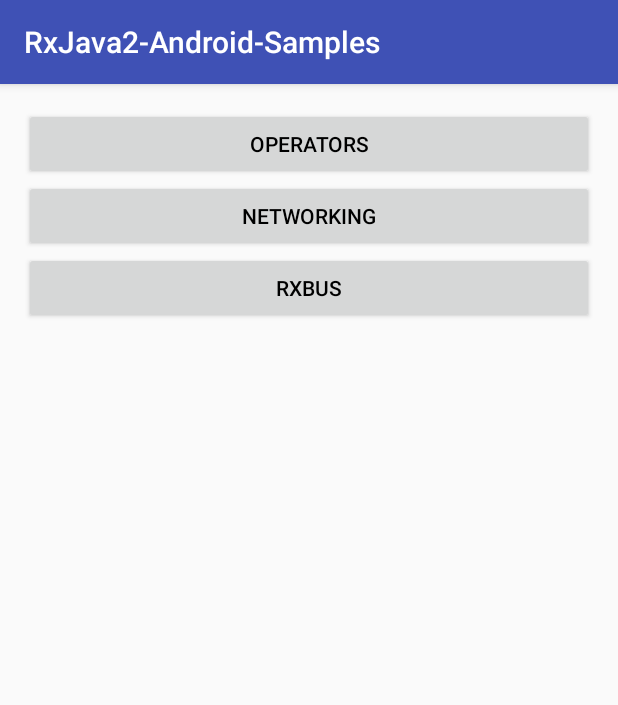
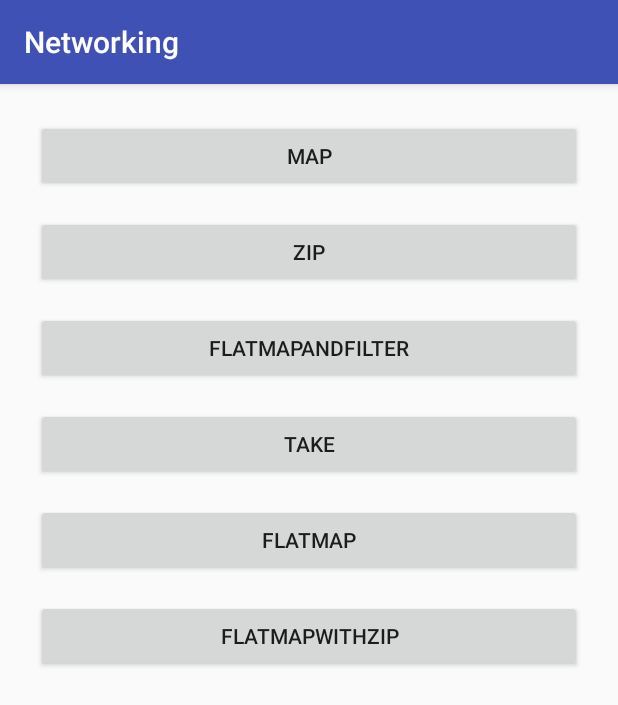
Before and after one commit to cxMax/RxJava2-android-sample, an Android app: the screen it shows after launch (MainActivity before the commit, NetworkingActivity after it), after a tap on "NETWORKING", on a phone screen of 412 x 824 dp. Shown: the top 705 px of the screen. Run offline under Robolectric (Android 15) with nearby library versions, the phone set to English and light mode, and no system bars; our stand-ins replace RxJava; libraries missing offline, so code that uses them is left out: com.rx2androidnetworking.

Commit message:
增加网络访问请求的练习demo

```diff
--- a/app/src/main/AndroidManifest.xml
+++ b/app/src/main/AndroidManifest.xml
@@ -105,6 +105,9 @@
         <activity
             android:name=".ui.operators.ZipExampleActivity"
             android:label="@string/zip" />
+        <activity
+            android:name=".ui.networking.NetworkingActivity"
+            android:label="@string/networking" />
     </application>
 
 </manifest>
--- a/app/src/main/java/com/cxmax/rxjava2_android_sample/ui/MainActivity.java
+++ b/app/src/main/java/com/cxmax/rxjava2_android_sample/ui/MainActivity.java
@@ -6,6 +6,7 @@ import android.os.Bundle;
 import android.view.View;
 
 import com.cxmax.rxjava2_android_sample.R;
+import com.cxmax.rxjava2_android_sample.ui.networking.NetworkingActivity;
 
 public class MainActivity extends AppCompatActivity {
 
@@ -18,4 +19,9 @@ public class MainActivity extends AppCompatActivity {
     public void startOperatorsActivity(View view) {
         startActivity(new Intent(MainActivity.this, OperatorsActivity.class));
     }
+
+
+    public void startNetworkingActivity(View view) {
+        startActivity(new Intent(MainActivity.this, NetworkingActivity.class));
+    }
 }
--- /dev/null
+++ b/app/src/main/java/com/cxmax/rxjava2_android_sample/ui/networking/NetworkingActivity.java
@@ -0,0 +1,331 @@
+package com.cxmax.rxjava2_android_sample.ui.networking;
+
+import android.os.Bundle;
+import android.support.v7.app.AppCompatActivity;
+import android.util.Log;
+import android.util.Pair;
+import android.view.View;
+
+import com.cxmax.rxjava2_android_sample.R;
+import com.cxmax.rxjava2_android_sample.bean.ApiUser;
+import com.cxmax.rxjava2_android_sample.bean.User;
+import com.cxmax.rxjava2_android_sample.bean.UserDetail;
+import com.cxmax.rxjava2_android_sample.utils.Utils;
+import com.rx2androidnetworking.Rx2AndroidNetworking;
+
+import java.util.ArrayList;
+import java.util.List;
+
+import io.reactivex.Observable;
+import io.reactivex.ObservableSource;
+import io.reactivex.Observer;
+import io.reactivex.Scheduler;
+import io.reactivex.android.schedulers.AndroidSchedulers;
+import io.reactivex.disposables.Disposable;
+import io.reactivex.functions.BiFunction;
+import io.reactivex.functions.Function;
+import io.reactivex.functions.Predicate;
+import io.reactivex.schedulers.Schedulers;
+
+/**
+ * Created by cxmax on 2017/2/21.
+ */
+
+public class NetworkingActivity extends AppCompatActivity {
+
+    public static final String TAG = NetworkingActivity.class.getSimpleName();
+
+    @Override
+    protected void onCreate(Bundle savedInstanceState) {
+        super.onCreate(savedInstanceState);
+        setContentView(R.layout.activity_networking);
+    }
+
+    public void map(View view) {
+        Rx2AndroidNetworking
+                .get("https://fierce-cove-29863.herokuapp.com/getAnUser/{userId}")
+                .addPathParameter("userId", "1")
+                .build()
+                .getObjectObservable(ApiUser.class)
+                .subscribeOn(Schedulers.io())
+                .observeOn(AndroidSchedulers.mainThread())
+                .map(new Function<ApiUser, User>() {
+                    @Override
+                    public User apply(ApiUser apiUser) throws Exception {
+                        User user = new User(apiUser);
+                        return user;
+                    }
+                })
+                .subscribe(new Observer<User>() {
+                    @Override
+                    public void onSubscribe(Disposable d) {
+
+                    }
+
+                    @Override
+                    public void onNext(User user) {
+
+                    }
+
+                    @Override
+                    public void onError(Throwable e) {
+
+                    }
+
+                    @Override
+                    public void onComplete() {
+
+                    }
+                });
+    }
+
+    public void zip(View view) {
+        Observable.zip(getCricketFansObservable(), getFootballFansObservable(),
+                new BiFunction<List<User>, List<User>, List<User>>() {
+                    @Override
+                    public List<User> apply(List<User> cricketFans, List<User> footballFans) throws Exception {
+                        List<User> userWhoLovesBoth =
+                                filterUserWhoLovesBoth(cricketFans, footballFans);
+                        return userWhoLovesBoth;
+                    }
+                })
+                .subscribeOn(Schedulers.newThread())
+                .observeOn(AndroidSchedulers.mainThread())
+                .subscribe(new Observer<List<User>>() {
+                    @Override
+                    public void onSubscribe(Disposable d) {
+
+                    }
+
+                    @Override
+                    public void onNext(List<User> users) {
+                        // do anything with user who loves both
+                        Log.d(TAG, "userList size : " + users.size());
+                        for (User user : users) {
+                            Log.d(TAG, "user : " + user.toString());
+                        }
+                    }
+
+                    @Override
+                    public void onError(Throwable e) {
+                        Utils.logError(TAG, e);
+                    }
+
+                    @Override
+                    public void onComplete() {
+                        Log.d(TAG, "onComplete");
+                    }
+                });
+    }
+
+    private Observable<List<User>> getCricketFansObservable() {
+        return Rx2AndroidNetworking.get("https://fierce-cove-29863.herokuapp.com/getAllCricketFans")
+                .build()
+                .getObjectListObservable(User.class);
+    }
+
+    private Observable<List<User>> getFootballFansObservable() {
+        return Rx2AndroidNetworking.get("https://fierce-cove-29863.herokuapp.com/getAllFootballFans")
+                .build()
+                .getObjectListObservable(User.class);
+    }
+
+    private List<User> filterUserWhoLovesBoth(List<User> cricketFans, List<User> footballFans) {
+        List<User> userWhoLovesBoth = new ArrayList<>();
+        for (User cricketFan : cricketFans) {
+            for (User footballFan : footballFans) {
+                if (cricketFan.id == footballFan.id) {
+                    userWhoLovesBoth.add(cricketFan);
+                }
+            }
+        }
+        return userWhoLovesBoth;
+    }
+
+    public void flatMapAndFilter(View view) {
+        Rx2AndroidNetworking
+                .get("https://fierce-cove-29863.herokuapp.com/getAllFriends/{userId}")
+                .addPathParameter("userId", "1")
+                .build()
+                .getObjectListObservable(User.class)
+                .flatMap(new Function<List<User>, ObservableSource<User>>() {
+                    @Override
+                    public ObservableSource<User> apply(List<User> users) throws Exception {
+                        return Observable.fromIterable(users);
+                    }
+                })
+                .filter(new Predicate<User>() {
+                    @Override
+                    public boolean test(User user) throws Exception {
+                        return user.isFollowing;
+                    }
+                })
+                .subscribeOn(Schedulers.io())
+                .observeOn(AndroidSchedulers.mainThread())
+                .subscribe(new Observer<User>() {
+                    @Override
+                    public void onSubscribe(Disposable d) {
+
+                    }
+
+                    @Override
+                    public void onNext(User user) {
+                        Log.d(TAG, "user : " + user.toString());
+                    }
+
+                    @Override
+                    public void onError(Throwable e) {
+                        Utils.logError(TAG, e);
+                    }
+
+                    @Override
+                    public void onComplete() {
+                        Log.d(TAG, "onComplete");
+                    }
+                });
+    }
+
+    public void take(View view) {
+        Rx2AndroidNetworking.get("https://fierce-cove-29863.herokuapp.com/getAllUsers/{pageNumber}")
+                .addPathParameter("pageNumber", "0")
+                .addQueryParameter("limit", "10")
+                .build()
+                .getObjectListObservable(User.class)
+                .flatMap(new Function<List<User>, ObservableSource<User>>() { // flatMap - to return users one by one
+                    @Override
+                    public ObservableSource<User> apply(List<User> usersList) throws Exception {
+                        return Observable.fromIterable(usersList); // returning user one by one from usersList.
+                    }
+                })
+                .take(4)
+                .subscribeOn(Schedulers.newThread())
+                .observeOn(AndroidSchedulers.mainThread())
+                .subscribe(new Observer<User>() {
+                    @Override
+                    public void onSubscribe(Disposable d) {
+
+                    }
+
+                    @Override
+                    public void onNext(User user) {
+                        // // only four user comes here one by one
+                        Log.d(TAG, "user : " + user.toString());
+                    }
+
+                    @Override
+                    public void onError(Throwable e) {
+                        Utils.logError(TAG, e);
+                    }
+
+                    @Override
+                    public void onComplete() {
+                        Log.d(TAG, "onComplete");
+                    }
+                });
+    }
+
+    public void flatMap(View view) {
+        Rx2AndroidNetworking.get("https://fierce-cove-29863.herokuapp.com/getAllUsers/{pageNumber}")
+                .addPathParameter("pageNumber", "0")
+                .addQueryParameter("limit", "10")
+                .build()
+                .getObjectListObservable(User.class)
+                .flatMap(new Function<List<User>, ObservableSource<User>>() { // flatMap - to return users one by one
+                    @Override
+                    public ObservableSource<User> apply(List<User> usersList) throws Exception {
+                        return Observable.fromIterable(usersList); // returning user one by one from usersList.
+                    }
+                })
+                .flatMap(new Function<User, ObservableSource<UserDetail>>() {
+                    @Override
+                    public ObservableSource<UserDetail> apply(User user) throws Exception {
+                        return Rx2AndroidNetworking.get("https://fierce-cove-29863.herokuapp.com/getAnUserDetail/{userId}")
+                                .addPathParameter("userId", String.valueOf(user.id))
+                                .build()
+                                .getObjectObservable(UserDetail.class);
+                    }
+                })
+                .subscribeOn(Schedulers.newThread())
+                .observeOn(AndroidSchedulers.mainThread())
+                .subscribe(new Observer<UserDetail>() {
+                    @Override
+                    public void onSubscribe(Disposable d) {
+
+                    }
+
+                    @Override
+                    public void onError(Throwable e) {
+                        Utils.logError(TAG, e);
+                    }
+
+                    @Override
+                    public void onNext(UserDetail userDetail) {
+                        // do anything with userDetail
+                        Log.d(TAG, "userDetail : " + userDetail.toString());
+                    }
+
+                    @Override
+                    public void onComplete() {
+                        Log.d(TAG, "onComplete");
+                    }
+                });
+    }
+
+    public void flatMapWithZip(View view) {
+        Rx2AndroidNetworking.get("https://fierce-cove-29863.herokuapp.com/getAllUsers/{pageNumber}")
+                .addPathParameter("pageNumber", "0")
+                .addQueryParameter("limit", "10")
+                .build()
+                .getObjectListObservable(User.class)
+                .flatMap(new Function<List<User>, ObservableSource<User>>() { // flatMap - to return users one by one
+                    @Override
+                    public ObservableSource<User> apply(List<User> usersList) throws Exception {
+                        return Observable.fromIterable(usersList);
+                    }
+                }).flatMap(new Function<User, ObservableSource<Pair<UserDetail, User>>>() {
+            @Override
+            public ObservableSource<Pair<UserDetail, User>> apply(User user) throws Exception {
+                return Observable.zip(Rx2AndroidNetworking.get("https://fierce-cove-29863.herokuapp.com/getAnUserDetail/{userId}")
+                                .addPathParameter("userId", String.valueOf(user.id))
+                                .build()
+                                .getObjectObservable(UserDetail.class),
+                        Observable.just(user),
+                        new BiFunction<UserDetail, User, Pair<UserDetail, User>>() {
+                            @Override
+                            public Pair<UserDetail, User> apply(UserDetail userDetail, User user) throws Exception {
+                                return new Pair<>(userDetail, user); // returning the pair(userDetail, user)
+                            }
+                        });
+            }
+        })
+                .subscribeOn(Schedulers.newThread())
+                .observeOn(AndroidSchedulers.mainThread())
+                .subscribe(new Observer<Pair<UserDetail, User>>() {
+                    @Override
+                    public void onComplete() {
+                        // do something onCompleted
+                        Log.d(TAG, "onComplete");
+                    }
+
+                    @Override
+                    public void onError(Throwable e) {
+                        // handle error
+                        Utils.logError(TAG, e);
+                    }
+
+                    @Override
+                    public void onSubscribe(Disposable d) {
+
+                    }
+
+                    @Override
+                    public void onNext(Pair<UserDetail, User> pair) {
+                        // here we are getting the userDetail for the corresponding user one by one
+                        UserDetail userDetail = pair.first;
+                        User user = pair.second;
+                        Log.d(TAG, "user : " + user.toString());
+                        Log.d(TAG, "userDetail : " + userDetail.toString());
+                    }
+                });
+    }
+}
--- a/app/src/main/res/layout/activity_example.xml
+++ b/app/src/main/res/layout/activity_example.xml
@@ -12,7 +12,7 @@
         android:id="@+id/btn"
         android:layout_width="match_parent"
         android:layout_height="wrap_content"
-        android:text="@string/doSomeWork"
+        android:text="@string/operatorTest"
         android:textAllCaps="false"
         android:textColor="@android:color/black" />
 
--- a/app/src/main/res/layout/activity_selection.xml
+++ b/app/src/main/res/layout/activity_selection.xml
@@ -33,7 +33,8 @@
             android:layout_height="wrap_content"
             android:onClick="startRxBusActivity"
             android:text="@string/rx_bus"
-            android:textColor="@android:color/black" />
+            android:textColor="@android:color/black"
+            android:visibility="gone"/>
 
     </LinearLayout>
 </ScrollView>
--- a/app/src/main/res/values/strings.xml
+++ b/app/src/main/res/values/strings.xml
@@ -1,6 +1,6 @@
 <resources>
     <string name="app_name">RxJava2-Android-Samples</string>
-    <string name="doSomeWork">doSomeWork</string>
+    <string name="operatorTest">operatorTest</string>
     <string name="operators">Operators</string>
     <string name="networking">Networking</string>
     <string name="simple">Simple</string>
```
